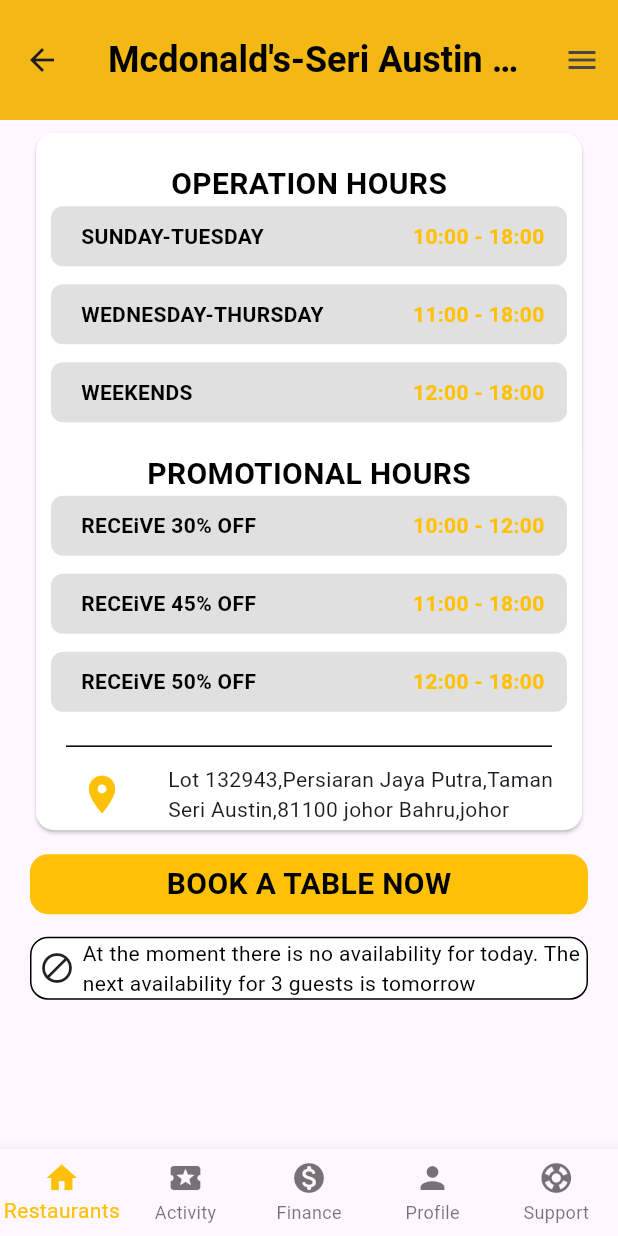
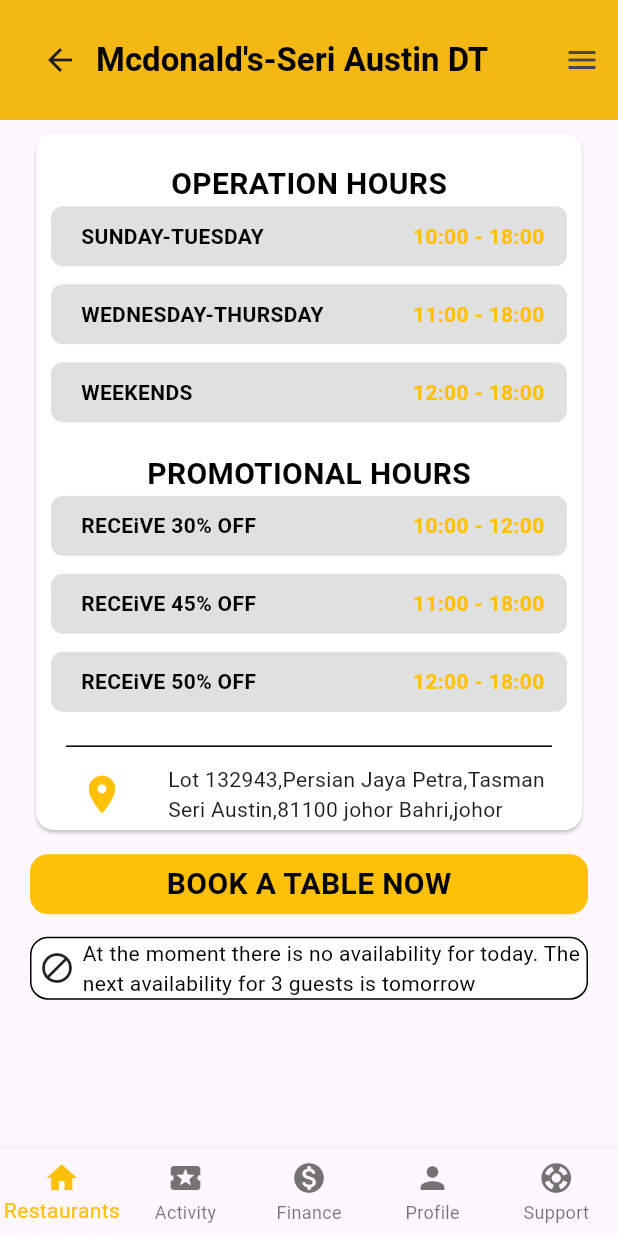
Before and after one commit to safwan119/Resto-app-for-practise, a Flutter app: the BookTable screen opened directly, scrolled down 334 dp, on a phone screen of 412 x 824 dp. Run offline on Flutter 3.47's test engine with Material 3 defaults, Android fonts, the phone set to English and light mode, and no system bars; our stand-ins replace firebase_auth, firebase_core, firebase_database, flutter_dotenv, flutter_rating, fluttertoast and 2 more; accounts and stored records are empty.

Commit message:
Any changes

```diff
--- a/lib/bkTabl.dart
+++ b/lib/bkTabl.dart
@@ -14,14 +14,22 @@ class _BookTableState extends State<BookTable> {
   Widget build(BuildContext context) {
     return Scaffold(
       appBar: AppBar(
+        automaticallyImplyLeading: false,
         toolbarHeight: 80,
-        title: Text(
-          "Mcdonald's-Seri Austin DT",
-          style: TextStyle(
-            color: Colors.black,
-            fontSize: 24,
-            fontWeight: FontWeight.bold,
-          ),
+        title: Row(
+          children: [
+            IconButton(onPressed: (){
+              Navigator.pop(context);
+            }, icon: Icon(Icons.arrow_back_outlined)),
+            Text(
+              "Mcdonald's-Seri Austin DT",overflow: TextOverflow.ellipsis,
+              style: TextStyle(
+                color: Colors.black,
+                fontSize: 22,
+                fontWeight: FontWeight.bold,
+              ),
+            ),
+          ],
         ),
         backgroundColor: Colors.amber,
       ),
@@ -39,7 +47,6 @@ class _BookTableState extends State<BookTable> {
                   color: Colors.black,
                   child: Image.asset(
                     "assets/image/image1.jpg",
-                    // width: 1000,
                     fit: BoxFit.cover,
                   ),
                 ),
@@ -47,7 +54,6 @@ class _BookTableState extends State<BookTable> {
               Card(
                 color: Colors.white,
                 child: Container(
-                  // height: 110,
                   width: double.infinity,
                   child: Column(
                     children: [
@@ -346,7 +352,7 @@ class _BookTableState extends State<BookTable> {
                           ),
                           Expanded(
                             child: Text(
-                              "Lot 132943,Persiaran Jaya Putra,Taman Seri Austin,81100 johor Bahru,johor",
+                              "Lot 132943,Persian Jaya Petra,Tasman Seri Austin,81100 johor Bahri,johor",
                             ),
                           ),
                         ],
```
